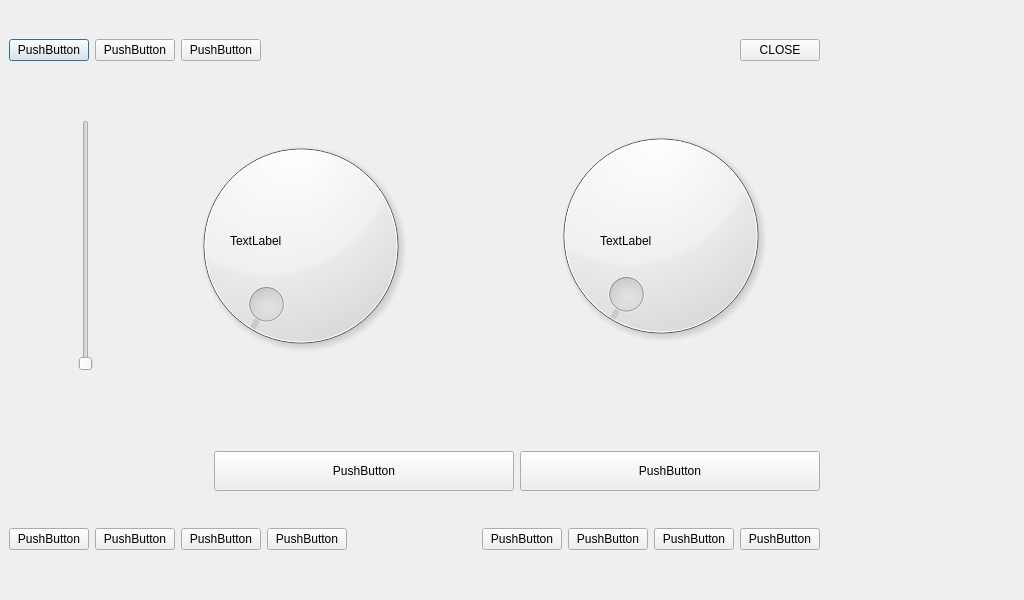
Qt form lipo1/lipo2.ui (MarianoDel/pyqt5) before a commit.
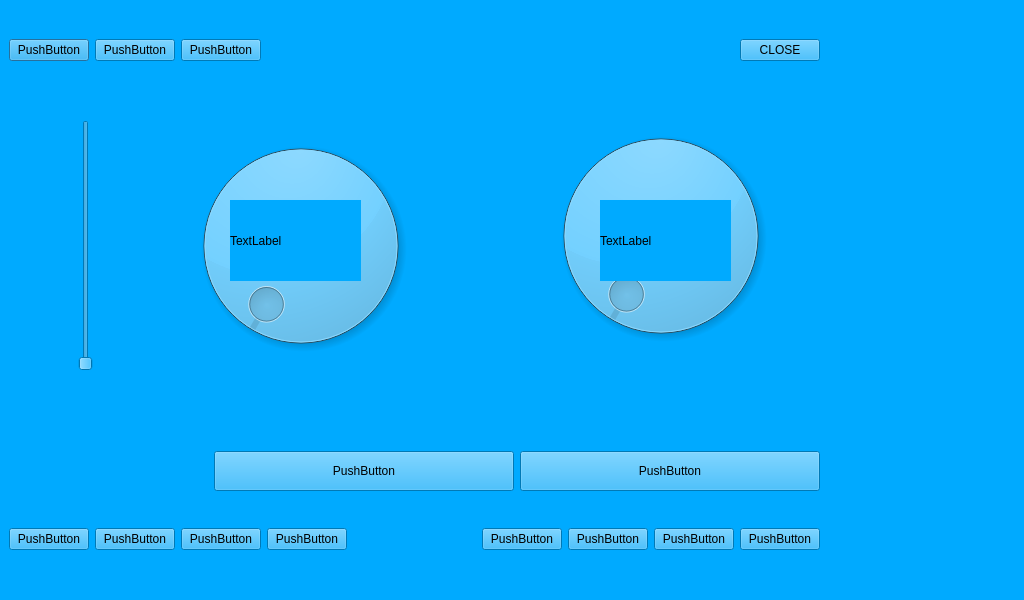
The same form after that commit.

Commit message: documento css

Patch:
```diff
--- a/lipo1/lipo2.ui
+++ b/lipo1/lipo2.ui
@@ -13,6 +13,9 @@
   <property name="windowTitle">
    <string>Dialog</string>
   </property>
+  <property name="styleSheet">
+   <string notr="true">background-color: rgb(0, 170, 255);</string>
+  </property>
   <widget class="QDial" name="dial">
    <property name="geometry">
     <rect>
```
The commit also changes 1 other file.
